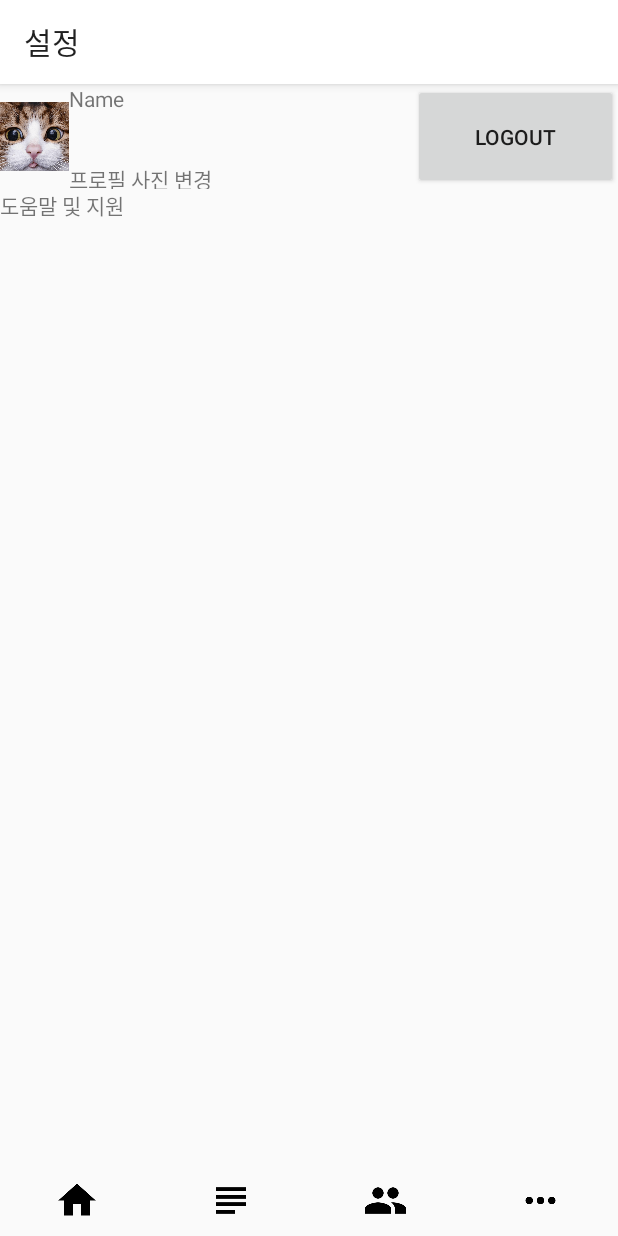
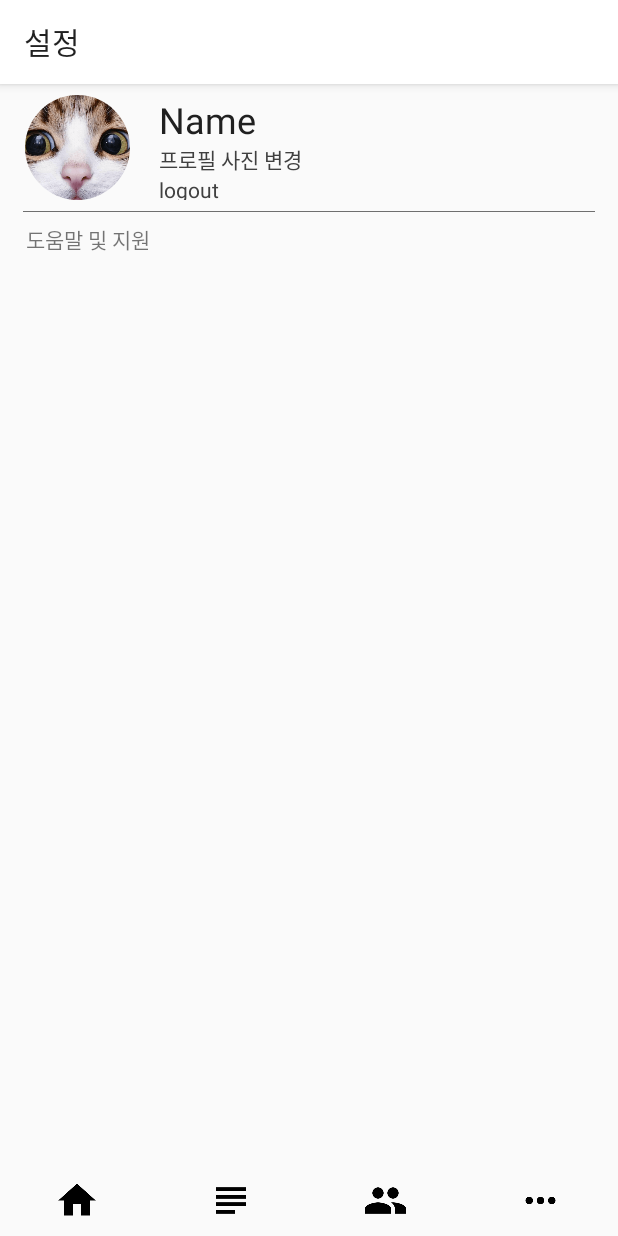
Before and after one commit to dev-cjwgit/StudyWithMeApplication, an Android app: the fragment SettingFragment placed in its activity, on a phone screen of 412 x 824 dp. Run offline under Robolectric (Android 15) with nearby library versions, the light colour scheme and no system bars; our stand-ins replace CircleImageView.

Commit message:
설정 UI 수정했습니다

```diff
--- a/app/src/main/res/layout/fragment_setting.xml
+++ b/app/src/main/res/layout/fragment_setting.xml
@@ -7,20 +7,22 @@
     tools:context=".SettingFragment">
 
     <LinearLayout
+        android:layout_marginTop="5sp"
         android:layout_width="match_parent"
         android:layout_height="70dp"
         android:orientation="horizontal"
-        android:weightSum="9">
+        android:weightSum="9"
+        android:layout_margin="7dp">
 
-        <ImageView
+        <de.hdodenhof.circleimageview.CircleImageView
             android:layout_width="match_parent"
             android:layout_height="match_parent"
-            android:layout_weight="4"
+            android:layout_weight="7"
             android:src="@drawable/default_image" />
 
         <LinearLayout
             android:layout_width="match_parent"
-            android:layout_height="match_parent"
+            android:layout_height="wrap_content"
             android:orientation="vertical"
             android:layout_weight="2"
             android:weightSum="4">
@@ -28,27 +30,39 @@
             <TextView
                 android:id="@+id/user_name"
                 android:layout_width="match_parent"
-                android:layout_height="match_parent"
+                android:layout_height="wrap_content"
                 android:layout_weight="1"
+                android:textSize="24sp"
+                android:textColor="@color/navi_title"
+                android:gravity="center_vertical"
+                android:paddingLeft="10dp"
                 android:text="Name" />
 
             <TextView
+                android:paddingLeft="10dp"
                 android:id="@+id/profile_image_change"
                 android:layout_width="match_parent"
-                android:layout_height="match_parent"
-                android:layout_weight="3"
-                android:text="프로필 사진 변경"/>
+                android:layout_height="wrap_content"
+                android:text="프로필 사진 변경"
+                android:textColor="@color/navi_cont"/>
+
+            <TextView
+                android:paddingLeft="10dp"
+                android:id="@+id/btn_logout"
+                android:layout_width="match_parent"
+                android:layout_height="wrap_content"
+                android:text="logout"
+                android:textColor="@color/navi_cont"/>
 
         </LinearLayout>
+    </LinearLayout>
 
-        <Button
-            android:id="@+id/btn_logout"
-            android:layout_width="match_parent"
-            android:layout_height="match_parent"
-            android:layout_weight="3"
-            android:text="logout" />
-
-    </LinearLayout>
+    <View
+        android:layout_width="wrap_content"
+        android:layout_height="0.5dp"
+        android:layout_marginLeft="15dp"
+        android:layout_marginRight="15dp"
+        android:background="#6f6f6f" />
 
     <LinearLayout
         android:layout_width="match_parent"
@@ -59,7 +73,9 @@
             android:id="@+id/help"
             android:layout_width="match_parent"
             android:layout_height="match_parent"
-            android:text="도움말 및 지원"/>
+            android:text="도움말 및 지원"
+            android:layout_marginLeft="17dp"
+            android:layout_marginTop="7dp"/>
 
     </LinearLayout>
 
```
